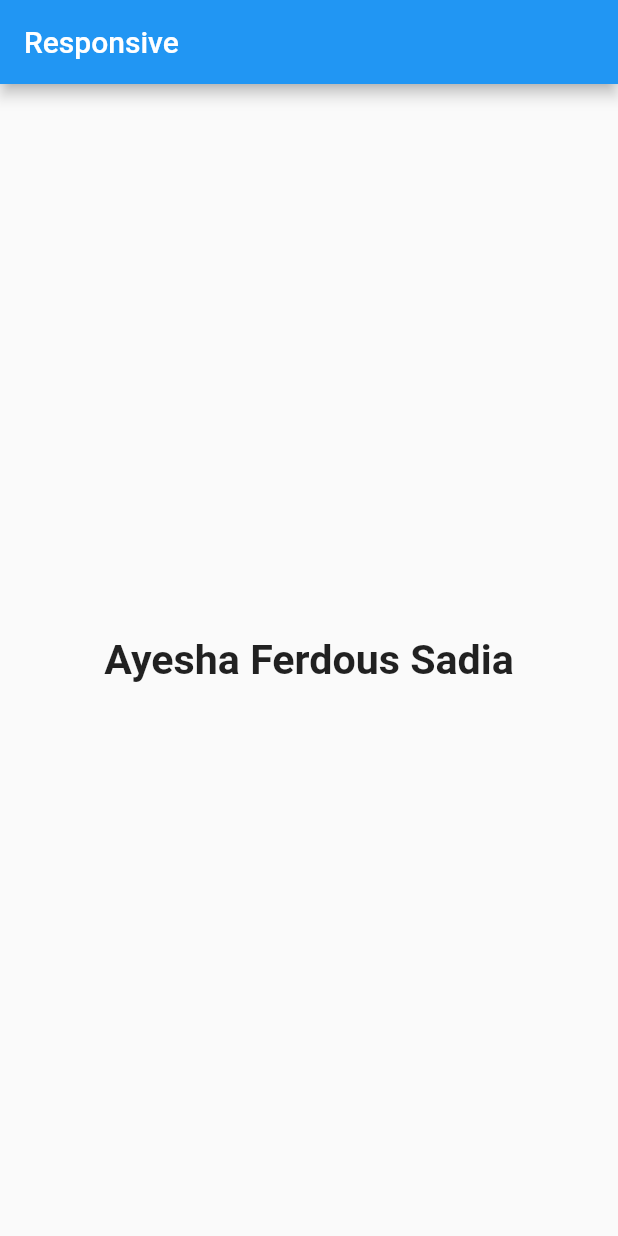
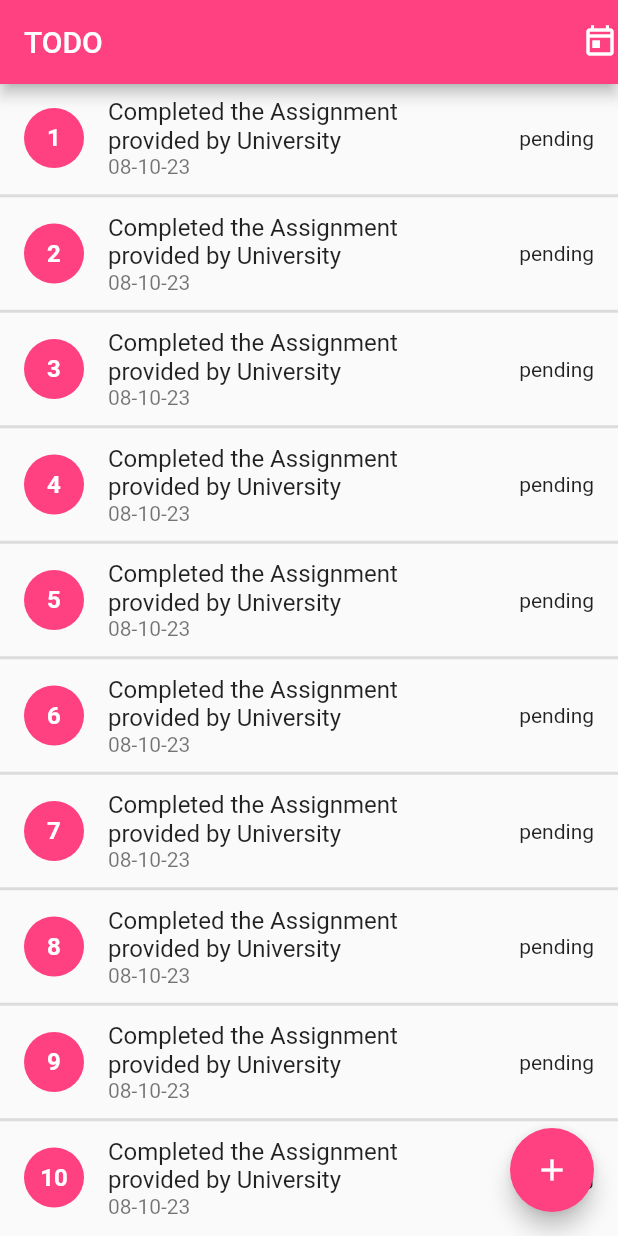
Before and after one commit to AyeshaSadia51/Flutter_PRACTICE, a Flutter app: the screen it shows after launch, on a phone screen of 412 x 824 dp. Run offline on Flutter 3.47's test engine with Material 2 defaults, Android fonts, the phone set to English and light mode, and no system bars.

Commit message:
ToDo App (incomplete)

```diff
--- a/lib/home_screen.dart
+++ b/lib/home_screen.dart
@@ -1,32 +1,158 @@
 import 'package:flutter/material.dart';
-import 'package:responsive_builder/responsive_builder.dart';
-import 'package:sizer/sizer.dart';
 
-class HomeScreen extends StatelessWidget{
+// CRUD - Create, Read, Update, Delete
 
+class HomeScreen extends StatefulWidget {
   const HomeScreen({super.key});
 
+  @override
+  State<HomeScreen> createState() => _HomeScreenState();
+}
+
+class _HomeScreenState extends State<HomeScreen> {
   @override
   Widget build(BuildContext context) {
     return Scaffold(
       appBar: AppBar(
-        title: Text('Responsive'),
+        title: const Text(
+          'TODO',
+          style: TextStyle(fontSize: 20),
+        ),
+        backgroundColor: Colors.pinkAccent,
+        actions: const [Icon(Icons.today_outlined)],
       ),
-      body: ResponsiveBuilder(
-        builder: (context, sizeInformation){
-          return Center(
-            child: Text(
-                //sizeInformation.deviceScreenType.toString(),
-              'Ayesha Ferdous Sadia',
-                style: TextStyle(
-                  fontSize: 20.sp,
-                  fontWeight: FontWeight.bold
+      floatingActionButton: FloatingActionButton(
+        onPressed: () {
+          showModalBottomSheet(
+              shape: RoundedRectangleBorder(
+                  borderRadius: BorderRadius.circular(15)),
+              context: context,
+              builder: (context) {
+                return Padding(
+                  padding: const EdgeInsets.all(16.0),
+                  child: Column(children: [
+                    Row(
+                      mainAxisAlignment: MainAxisAlignment.spaceBetween,
+                      crossAxisAlignment: CrossAxisAlignment.center,
+                      children: [
+                        Text(
+                          'Add New TODO',
+                          style: Theme.of(context).textTheme.titleLarge,
+                        ),
+                        IconButton(
+                            onPressed: () {
+                              Navigator.pop(context);
+                            },
+                            icon: Icon(Icons.close)),
+                      ],
+                    ),
+                    const SizedBox(
+                      height: 24,
+                    ),
+                    TextFormField(
+                      decoration: const InputDecoration(
+                          hintText: 'Enter your TODO here',
+                          enabledBorder: OutlineInputBorder(),
+                          focusedBorder: OutlineInputBorder(),
+                          focusColor: Colors.pinkAccent),
+                      maxLines: 4,
+                    ),
+                    const SizedBox(
+                      height: 16,
+                    ),
+                    SizedBox(
+                      width: double.infinity,
+                      child: ElevatedButton(
+                        style: ElevatedButton.styleFrom(
+                          backgroundColor: Colors.pinkAccent,
+                        ),
+                        onPressed: () {},
+                        child: const Text('Add'),
+                      ),
+                    )
+                  ]),
+                );
+              });
+        },
+        backgroundColor: Colors.pinkAccent,
+        child: const Icon(
+          Icons.add,
+        ),
+      ),
+      body: ListView.separated(
+          itemBuilder: (context, index) {
+            return ListTile(
+              onTap: () {
+                showDialog(
+                    context: context,
+                    builder: (context) {
+                      return AlertDialog(
+                        title: const Text('Actions'),
+                        content: Column(
+                          mainAxisSize: MainAxisSize.min,
+                          children: [
+                            ListTile(
+                              title: const Text(
+                                'Update',
+                              ),
+                              leading: const Icon(Icons.edit),
+                              onTap: () {
+                                /// TODO - Update the item from list
+                              },
+                            ),
+                            const Divider(
+                              height: 2,
+                              thickness: 1,
+                            ),
+                            ListTile(
+                              title: const Text('Delete'),
+                              leading: const Icon(Icons.delete),
+                              onTap: () {
+                                /// TODO - Delete the item from list
+                              },
+                            ),
+                            Row(
+                              mainAxisAlignment: MainAxisAlignment.end,
+                              children: [
+                                TextButton(
+                                    style: TextButton.styleFrom(
+                                      foregroundColor: Colors.pinkAccent,
+                                    ),
+                                    onPressed: () {
+                                      Navigator.pop(context);
+                                    },
+                                    child: const Text(
+                                      'Close',
+                                      style: TextStyle(fontSize: 16),
+                                    )),
+                              ],
+                            ),
+                          ],
+                        ),
+                      );
+                    });
+              },
+              title:
+                  const Text('Completed the Assignment provided by University'),
+              subtitle: const Text('08-10-23'),
+              leading: CircleAvatar(
+                backgroundColor: Colors.pinkAccent,
+                child: Text(
+                  '${index + 1}',
+                  style: const TextStyle(
+                      fontWeight: FontWeight.bold, color: Colors.white),
                 ),
-            ),
-          );
-
-        },
-      )
+              ),
+              trailing: const Text('pending'),
+            );
+          },
+          separatorBuilder: (BuildContext context, int index) {
+            return const Divider(
+              height: 5,
+              thickness: 2,
+            );
+          },
+          itemCount: 10),
     );
   }
 }
--- a/lib/main.dart
+++ b/lib/main.dart
@@ -1,35 +1,17 @@
-import 'package:device_preview/device_preview.dart';
-import 'package:flutter/foundation.dart';
 import 'package:flutter/material.dart';
 import 'package:flutter_practice/home_screen.dart';
-import 'package:sizer/sizer.dart';
 
-
-void main(){
-runApp(
-    DevicePreview(
-      enabled: kDebugMode, // kReleaseMode
-      builder: (context){
-      return MyApp();
-      },
-),
-);
+void main() {
+  runApp(const TodoApp());
 }
 
-class MyApp extends StatelessWidget{
-  const MyApp({super.key});
-
+class TodoApp extends StatelessWidget {
+  const TodoApp({super.key});
   @override
   Widget build(BuildContext context) {
-    return Sizer(
-      builder: (context, orientation, deviceType) {
-        print(deviceType);
-        return MaterialApp(
-          locale: DevicePreview.locale(context),
-          builder: DevicePreview.appBuilder,
-          home: HomeScreen(),
-        );
-      }
+    return const MaterialApp(
+      debugShowCheckedModeBanner: false,
+      home: HomeScreen(),
     );
   }
 }
```
